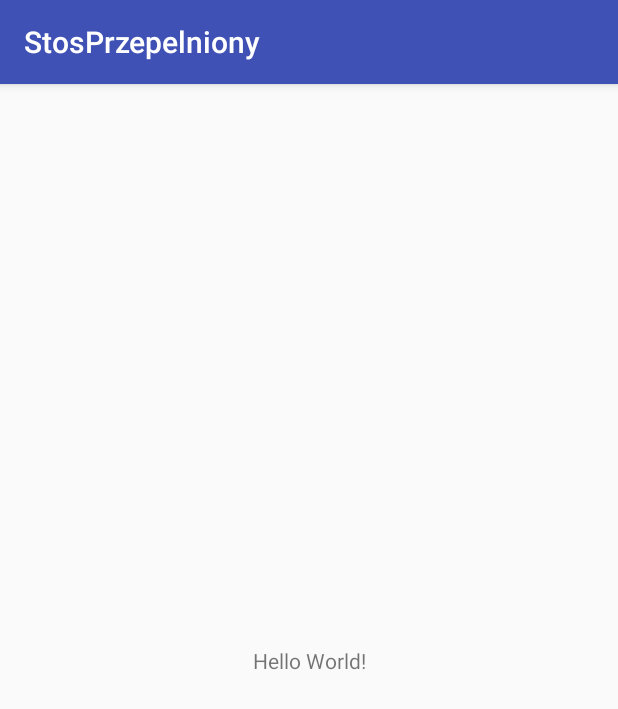
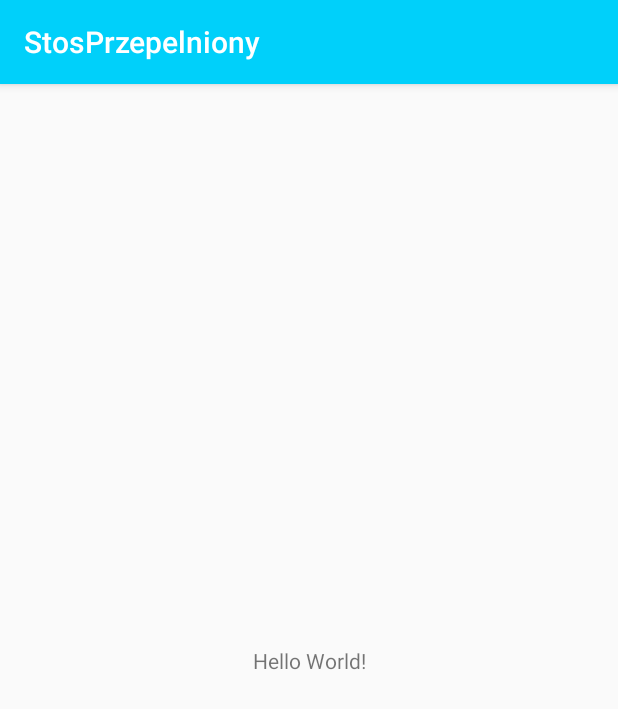
Before and after one commit to amikusek/StosPrzepelniony-Android, an Android app: the screen it shows after launch (MainActivity), on a phone screen of 412 x 824 dp. Shown: the top 709 px of the screen. Run offline under Robolectric (Android 15) with nearby library versions, the phone set to English and light mode, and no system bars; Roboto replaces fonts that are not available here.

Commit message:
[res] add: base colors

```diff
--- a/app/src/main/res/values/colors.xml
+++ b/app/src/main/res/values/colors.xml
@@ -1,6 +1,18 @@
 <?xml version="1.0" encoding="utf-8"?>
 <resources>
-    <color name="colorPrimary">#3F51B5</color>
-    <color name="colorPrimaryDark">#303F9F</color>
-    <color name="colorAccent">#FF4081</color>
+    <color name="colorPrimary">#00d0fa</color>
+    <color name="colorPrimaryDark">#00abfa</color>
+    <color name="colorAccent">#ebebeb</color>
+
+    <color name="white">#FFFFFF</color>
+    <color name="grey">#ebebeb</color>
+    <color name="blue">#00d0fa</color>
+    <color name="black">#000000</color>
+
+    <color name="primary_text">#DE000000</color>
+    <color name="secondary_text">#8A000000</color>
+    <color name="hint_text">#61000000</color>
+
+    <color name="white70">#B3FFFFFF</color>
+    <color name="white50">#80FFFFFF</color>
 </resources>
```
